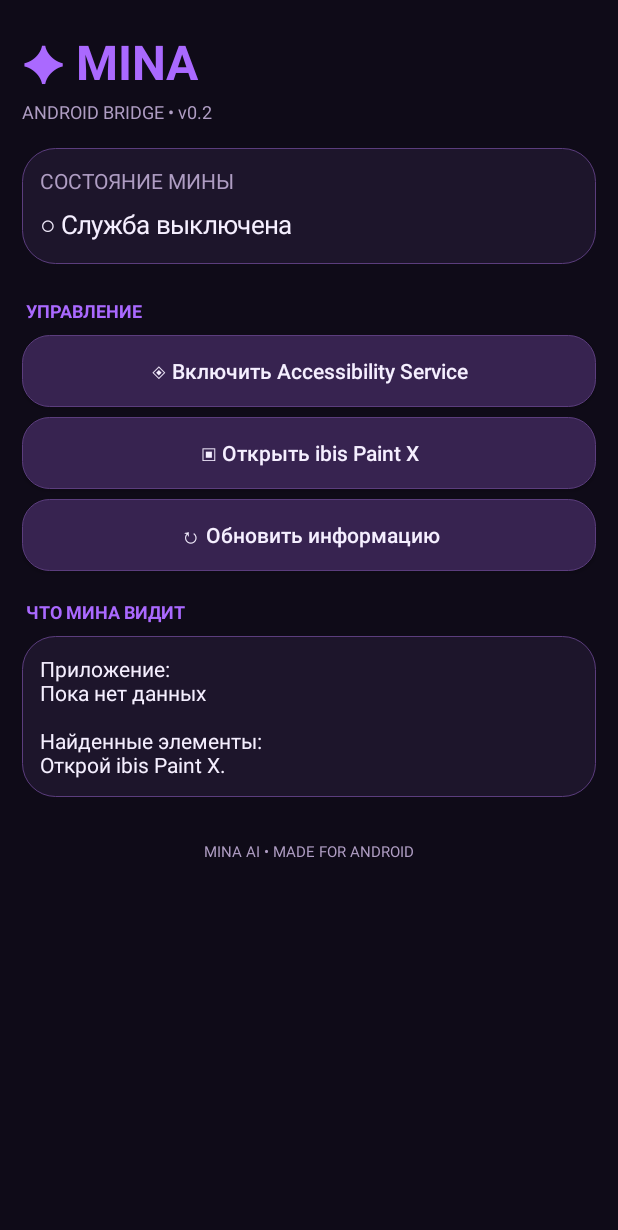
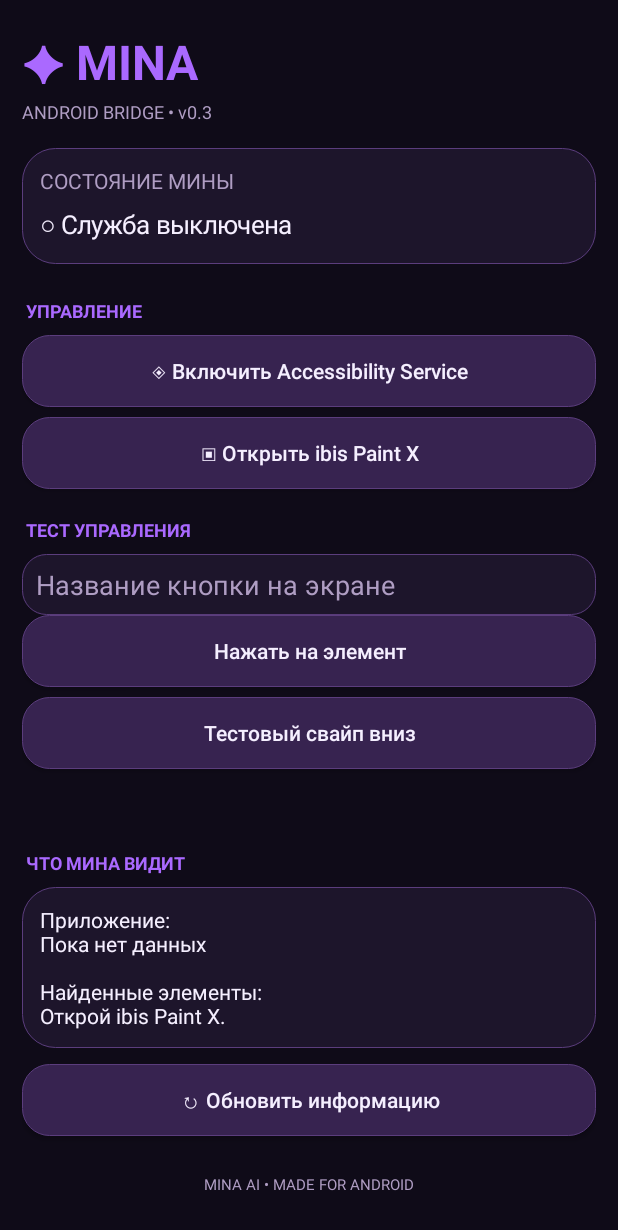
Before and after one commit to xxwsdq/minaandroid, an Android app: the screen it shows after launch (MainActivity), on a phone screen of 412 x 824 dp. Shown: the top 1230 px of the screen. Run offline under Robolectric (Android 15) with nearby library versions, the phone set to English and light mode, and no system bars.

Commit message:
Add result display and command input functionality

```diff
--- a/app/src/main/java/com/agentmina/bridge/MainActivity.java
+++ b/app/src/main/java/com/agentmina/bridge/MainActivity.java
@@ -14,7 +14,7 @@ import android.widget.*;
 
 public class MainActivity extends Activity {
 
-    private TextView statusText, screenText;
+    private TextView statusText, screenText, resultText;
 
     private final int BG = Color.rgb(15, 11, 24);
     private final int CARD = Color.rgb(29, 21, 43);
@@ -45,7 +45,7 @@ public class MainActivity extends Activity {
         content.addView(title);
 
         TextView subtitle = new TextView(this);
-        subtitle.setText("ANDROID BRIDGE • v0.2");
+        subtitle.setText("ANDROID BRIDGE • v0.3");
         subtitle.setTextColor(MUTED);
         subtitle.setTextSize(12);
         subtitle.setPadding(0, 4, 0, 24);
@@ -75,7 +75,7 @@ public class MainActivity extends Activity {
 
         addButton(content, "▣ Открыть ibis Paint X", () -> {
             Intent intent = getPackageManager()
-            .getLaunchIntentForPackage("jp.ne.ibis.ibispaintx.app");
+                .getLaunchIntentForPackage("jp.ne.ibis.ibispaintx.app");
 
             if (intent != null) {
                 startActivity(intent);
@@ -85,8 +85,49 @@ public class MainActivity extends Activity {
             }
         });
 
-        addButton(content, "↻ Обновить информацию",
-            this::refreshScreenInfo);
+        addSection(content, "ТЕСТ УПРАВЛЕНИЯ");
+
+        EditText commandInput = new EditText(this);
+        commandInput.setSingleLine(true);
+        commandInput.setHint("Название кнопки на экране");
+        commandInput.setHintTextColor(MUTED);
+        commandInput.setTextColor(WHITE);
+        commandInput.setPadding(14, 12, 14, 12);
+        commandInput.setBackground(round(CARD, 16));
+        content.addView(commandInput);
+
+        addButton(content, "Нажать на элемент", () -> {
+            String text = commandInput.getText().toString().trim();
+
+            if (text.isEmpty()) {
+                Toast.makeText(this, "Введи название элемента",
+                    Toast.LENGTH_SHORT).show();
+                return;
+            }
+
+            boolean success =
+                MinaAccessibilityService.clickText(text);
+
+            showResult(success
+                ? "Команда выполнена"
+                : "Не удалось нажать. Проверь службу и название.");
+        });
+
+        addButton(content, "Тестовый свайп вниз", () -> {
+            boolean success = MinaAccessibilityService.swipe(
+                500, 300, 500, 800, 500
+            );
+
+            showResult(success
+                ? "Свайп отправлен"
+                : "Не удалось выполнить свайп");
+        });
+
+        resultText = new TextView(this);
+        resultText.setTextColor(PURPLE);
+        resultText.setTextSize(14);
+        resultText.setPadding(4, 12, 4, 12);
+        content.addView(resultText);
 
         addSection(content, "ЧТО МИНА ВИДИТ");
 
@@ -98,6 +139,9 @@ public class MainActivity extends Activity {
         infoCard.addView(screenText);
 
         content.addView(infoCard);
+
+        addButton(content, "↻ Обновить информацию",
+            this::refreshScreenInfo);
 
         TextView footer = new TextView(this);
         footer.setText("MINA AI • MADE FOR ANDROID");
@@ -112,6 +156,12 @@ public class MainActivity extends Activity {
         setContentView(root);
 
         refreshScreenInfo();
+    }
+
+    private void showResult(String message) {
+        if (resultText != null) {
+            resultText.setText(message);
+        }
     }
 
     private LinearLayout card() {
@@ -199,4 +249,4 @@ public class MainActivity extends Activity {
         super.onResume();
         refreshScreenInfo();
     }
-}
+        }
```
